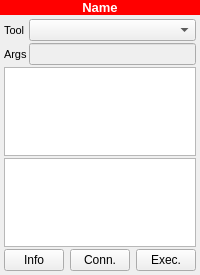
Above: spinetoolbox/ui/subwindow_tool.ui from spine-tools/Spine-Toolbox before the change. Below: the same form after it.
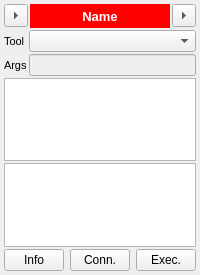
That is the form after the change.

The edit to the form file:
```diff
--- a/spinetoolbox/ui/subwindow_tool.ui
+++ b/spinetoolbox/ui/subwindow_tool.ui
@@ -68,10 +68,48 @@
     <number>0</number>
    </property>
    <item>
+    <layout class="QVBoxLayout" name="verticalLayout">
+     <property name="spacing">
+      <number>2</number>
+     </property>
+     <property name="leftMargin">
+      <number>4</number>
+     </property>
+     <property name="topMargin">
+      <number>4</number>
+     </property>
+     <property name="rightMargin">
+      <number>4</number>
+     </property>
+     <property name="bottomMargin">
+      <number>4</number>
+     </property>
+     <item>
+      <layout class="QHBoxLayout" name="horizontalLayout_top">
+       <item>
+        <widget class="QToolButton" name="toolButton_inputslot">
+         <property name="toolTip">
+          <string>Input slot. Draw connections from/to here.</string>
+         </property>
+         <property name="text">
+          <string>...</string>
+         </property>
+         <property name="arrowType">
+          <enum>Qt::RightArrow</enum>
+         </property>
+        </widget>
+       </item>
+       <item>
     <widget class="QLabel" name="label_name">
      <property name="enabled">
       <bool>true</bool>
      </property>
+         <property name="minimumSize">
+          <size>
+           <width>0</width>
+           <height>24</height>
+          </size>
+         </property>
      <property name="font">
       <font>
        <pointsize>10</pointsize>
@@ -95,22 +133,20 @@
     </widget>
    </item>
    <item>
-    <layout class="QVBoxLayout" name="verticalLayout">
-     <property name="spacing">
-      <number>2</number>
-     </property>
-     <property name="leftMargin">
-      <number>4</number>
-     </property>
-     <property name="topMargin">
-      <number>4</number>
-     </property>
-     <property name="rightMargin">
-      <number>4</number>
-     </property>
-     <property name="bottomMargin">
-      <number>4</number>
-     </property>
+        <widget class="QToolButton" name="toolButton_outputslot">
+         <property name="toolTip">
+          <string>Output slot. Draw connections from/to here.</string>
+         </property>
+         <property name="text">
+          <string>...</string>
+         </property>
+         <property name="arrowType">
+          <enum>Qt::RightArrow</enum>
+         </property>
+        </widget>
+       </item>
+      </layout>
+     </item>
      <item>
       <layout class="QHBoxLayout" name="horizontalLayout_2">
        <property name="spacing">
```
Left out of the diff: 6 changed lines with no effect on the pictures. Lines whose indentation alone changed are shown as unchanged.
